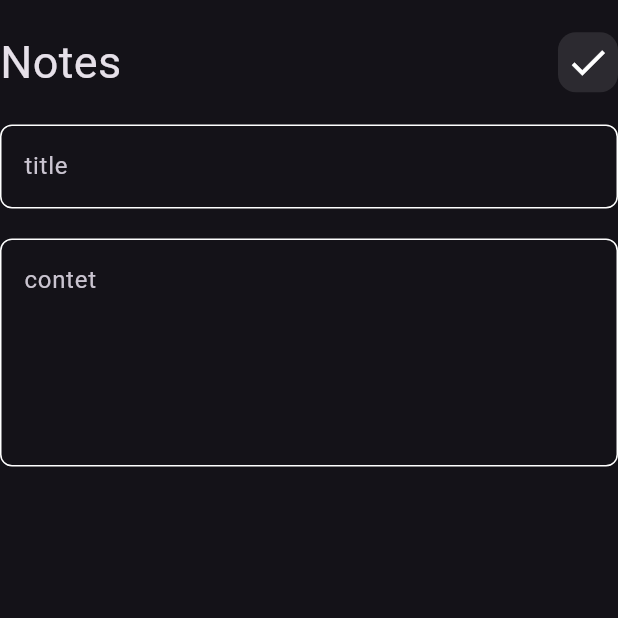
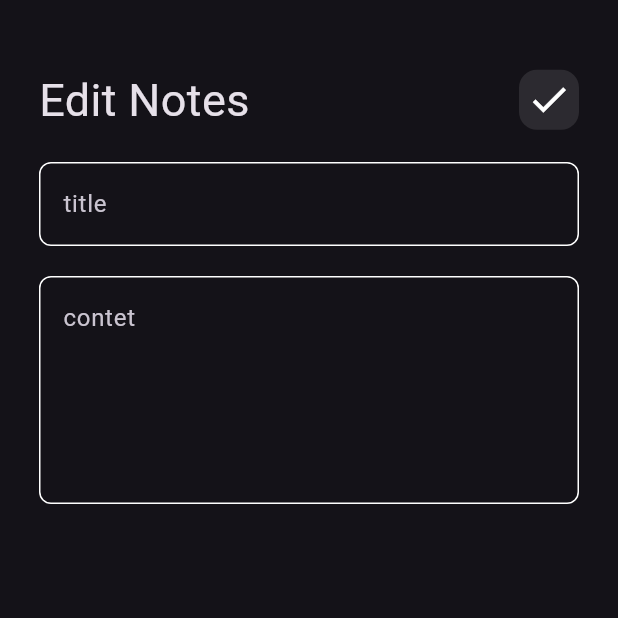
Before and after one commit to saifeahmed/notes_app, a Flutter app: the EditNote screen opened directly, on a phone screen of 412 x 824 dp, the top half of it. Run offline on Flutter 3.47's test engine with Material 3 defaults, Android fonts, the phone set to English and light mode, and no system bars.

```diff
--- a/lib/widgets/custome_app_par.dart
+++ b/lib/widgets/custome_app_par.dart
@@ -10,7 +10,7 @@ class CustomAppBar extends StatelessWidget {
     return Row(
       children: [
         Text(
-          "Notes   ",
+          title,
           style: TextStyle(fontSize: 30),
         ),
         Spacer(),
--- a/lib/widgets/edit_note.dart
+++ b/lib/widgets/edit_note.dart
@@ -8,9 +8,11 @@ class EditNote extends StatelessWidget {
   @override
   Widget build(BuildContext context) {
     return Scaffold(
-      body: Column(children: [
+      body: Padding(
+        padding: const EdgeInsets.symmetric(horizontal: 26),
+        child: Column(children: [
           SizedBox(
-          height: 20,
+            height: 45,
           ),
           CustomAppBar(title: "Edit Notes", icon: Icons.check_outlined),
           SizedBox(
@@ -27,6 +29,7 @@ class EditNote extends StatelessWidget {
             maxlines: 5,
           )
         ]),
+      ),
     );
   }
 }
```
Also changed, not shown: lib/models/note_model.dart (added, +12 -0 lines). Lines whose indentation alone changed are shown as unchanged.
